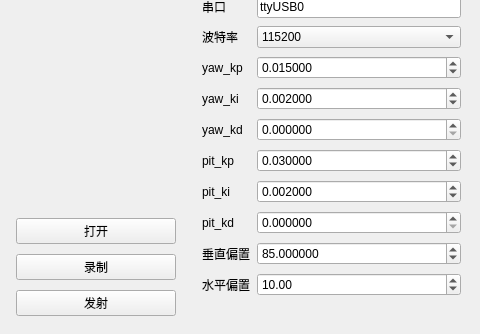
Above: mainwindow.ui from mrwang-19/HNU_RMUT_Vision before the change; both pictures show x 544 to 1024 and y 266 to 600 of the 1024 by 600 pixel window. Below: the same form after it.
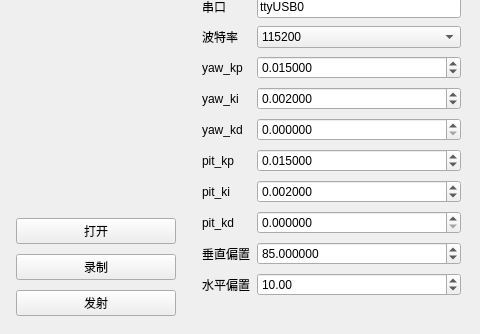
That is the form after the change. Custom widgets are drawn as their Qt base class.

```diff
--- a/mainwindow.ui
+++ b/mainwindow.ui
@@ -329,7 +329,7 @@
         <double>0.000010000000000</double>
        </property>
        <property name="value">
-        <double>0.030000000000000</double>
+        <double>0.015000000000000</double>
        </property>
       </widget>
      </item>
```
